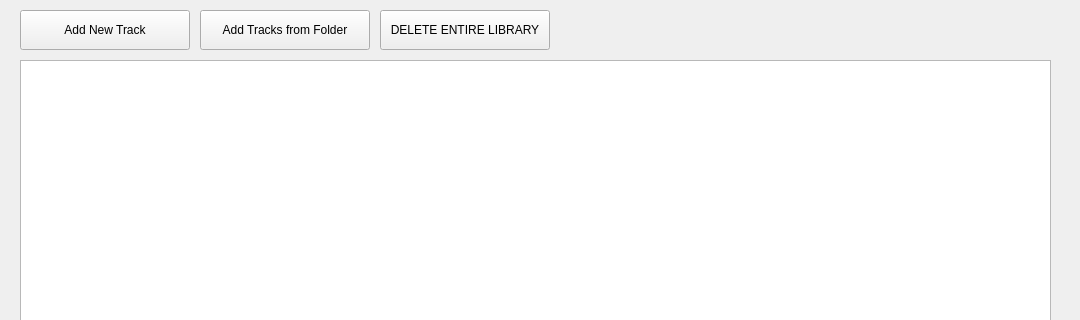
Above: Code/GUI/Tracks/tracks_page.ui from salamandarin/Music-Manager before the change; both pictures show x 0 to 1080 and y 0 to 320 of the 1080 by 670 pixel window. Below: the same form after it.
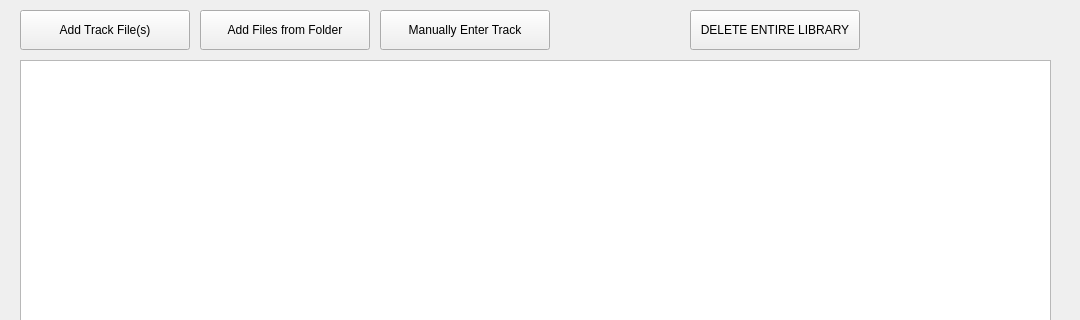
That is the form after the change.

Commit message: updated track page buttons & file dialogues

Patch:
```diff
--- a/Code/GUI/Tracks/tracks_page.ui
+++ b/Code/GUI/Tracks/tracks_page.ui
@@ -16,14 +16,14 @@
   <widget class="QPushButton" name="add_track_button">
    <property name="geometry">
     <rect>
-     <x>20</x>
+     <x>380</x>
      <y>10</y>
      <width>170</width>
      <height>40</height>
     </rect>
    </property>
    <property name="text">
-    <string>Add New Track</string>
+    <string>Manually Enter Track</string>
    </property>
   </widget>
   <widget class="QPushButton" name="add_from_folder_button">
@@ -36,13 +36,13 @@
     </rect>
    </property>
    <property name="text">
-    <string>Add Tracks from Folder</string>
+    <string>Add Files from Folder</string>
    </property>
   </widget>
   <widget class="QPushButton" name="delete_library_button">
    <property name="geometry">
     <rect>
-     <x>380</x>
+     <x>690</x>
      <y>10</y>
      <width>170</width>
      <height>40</height>
@@ -77,6 +77,19 @@
     <bool>true</bool>
    </attribute>
   </widget>
+  <widget class="QPushButton" name="add_files_button">
+   <property name="geometry">
+    <rect>
+     <x>20</x>
+     <y>10</y>
+     <width>170</width>
+     <height>40</height>
+    </rect>
+   </property>
+   <property name="text">
+    <string>Add Track File(s)</string>
+   </property>
+  </widget>
  </widget>
  <resources/>
  <connections/>
```
Left out of the diff: 2 changed lines with no effect on the pictures. The commit also changes 7 other files.
